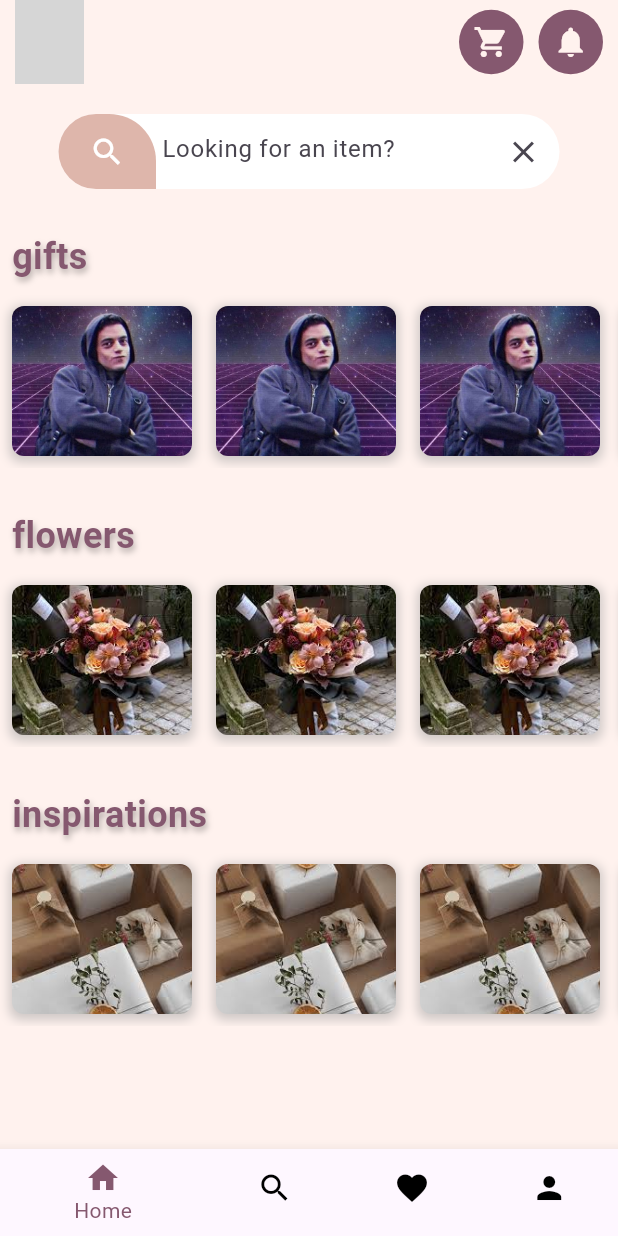
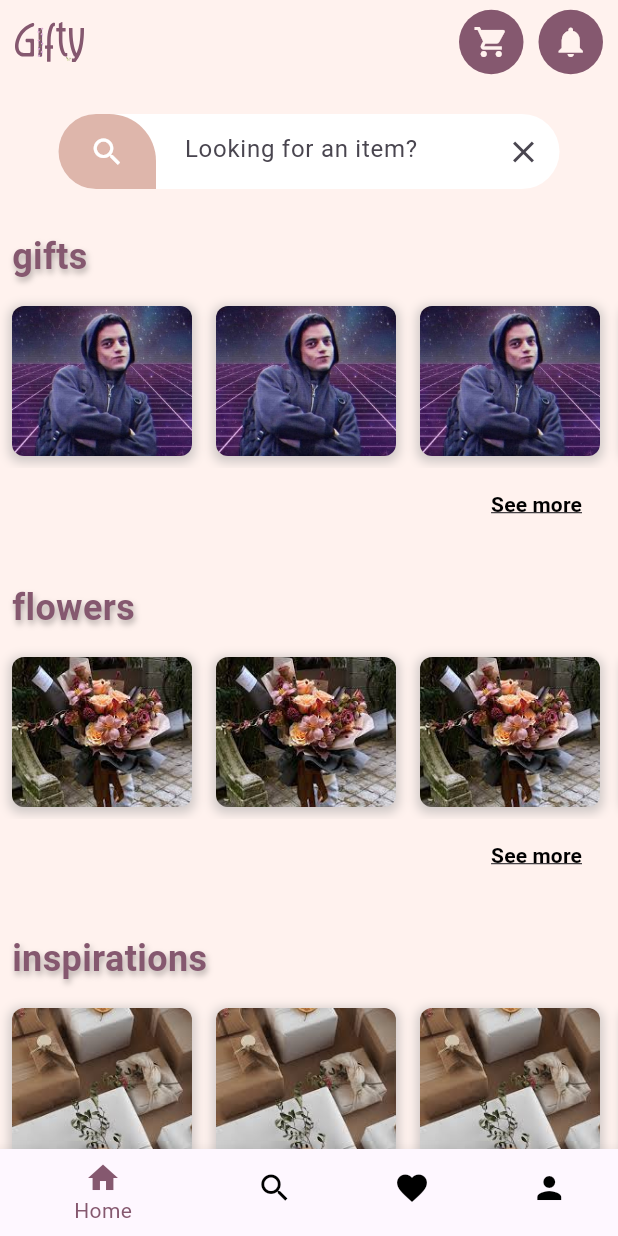
Before and after one commit to larbi1512/GIFTY, a Flutter app: the screen it shows after launch, after a tap on "Login", on a phone screen of 412 x 824 dp. Run offline on Flutter 3.47's test engine with Material 3 defaults, Android fonts, the light colour scheme and no system bars; our stand-ins replace flutter_svg, smooth_page_indicator; Roboto replaces fonts that are missing (Luxembourg); grey boxes are pictures that could not be loaded.

Commit message:
see more pages

```diff
--- a/gifty/lib/presentation/home/homeScreen.dart
+++ b/gifty/lib/presentation/home/homeScreen.dart
@@ -1,5 +1,6 @@
 import 'package:flutter/material.dart';
 import 'package:flutter_svg/flutter_svg.dart';
+import 'package:gifty/presentation/home/SeeMore.dart';
 import 'package:gifty/presentation/home/homeWidgets.dart';
 
 void main() => runApp(Home());
@@ -30,6 +31,13 @@
     SearchScreen(),
     FavoritesScreen(),
     ProfileScreen(),
+    SeeMore(seeMoreImagePaths:  const [
+                'assets/images/flower.jpeg',
+                'assets/images/flower.jpeg',
+                'assets/images/flower.jpeg',
+                'assets/images/flower.jpeg',
+                // Add more image paths as needed
+              ]),
   ];
 
   @override
--- a/gifty/lib/presentation/home/homeWidgets.dart
+++ b/gifty/lib/presentation/home/homeWidgets.dart
@@ -1,4 +1,5 @@
 import 'package:flutter/material.dart';
+import 'package:gifty/presentation/home/SeeMore.dart';
 
 class HomeScreen extends StatelessWidget {
   @override
@@ -75,6 +76,7 @@
             onPressed: () => _searchController.clear(),
           ),
           prefixIcon: Container(
+            margin: EdgeInsets.only(right: 15.0),
             height: 50,
             width: 65,
             decoration: const BoxDecoration(
@@ -151,7 +153,51 @@
             },
           ),
         ),
-        SizedBox(height: 20.0,)
+        Align(
+            alignment: Alignment.centerRight,
+              child: ElevatedButton(
+                    onPressed:  () {
+                      Navigator.push(
+                        context,
+                        MaterialPageRoute(builder: (context) =>  SeeMore(seeMoreImagePaths: const [
+                                    'assets/images/pic.jpg',
+                                    'assets/images/pic.jpg',
+                                    'assets/images/pic.jpg',
+                                    'assets/images/pic.jpg',
+                                    'assets/images/pic.jpg',
+                                    'assets/images/pic.jpg',
+                                    'assets/images/pic.jpg',
+                                    'assets/images/pic.jpg',
+                                    'assets/images/pic.jpg',
+                                    'assets/images/pic.jpg',
+                                    'assets/images/pic.jpg',
+                                    'assets/images/pic.jpg',
+                                    'assets/images/pic.jpg',
+                                    'assets/images/pic.jpg',
+                                  ])),
+                      );
+                    },
+                     style: ElevatedButton.styleFrom(
+                     primary: Colors.transparent, // Background color
+                     elevation: 0, // Elevation
+                     shape: RoundedRectangleBorder(
+                      borderRadius: BorderRadius.circular(0), // Radius
+                      ),
+                    ),
+                    child:  const Text('See more',
+                    style: TextStyle(
+                    fontSize: 14,
+                    fontFamily: 'Luxembourg',
+                    fontWeight: FontWeight.w600,
+                    color: Colors.black,
+                    decoration: TextDecoration.underline,
+                    ),
+                      textAlign: TextAlign.center),
+
+                  ),
+
+           ),
+        SizedBox(height: 20.0),
       ],
     );
   }
--- a/gifty/lib/presentation/welcome_screen/onboarding_screen.dart
+++ b/gifty/lib/presentation/welcome_screen/onboarding_screen.dart
@@ -124,12 +124,12 @@
                   ),
                 ),
                 Container(
-                  margin: EdgeInsets.only(top: 20, bottom: 20),
+                  margin: const EdgeInsets.only(top: 20, bottom: 20),
                   child: ElevatedButton(
                     onPressed: () {
                       Navigator.pushNamed(context, '/home');
                     },
-                    child: Text('Login',
+                    child:  Text('Login',
                       style: AppTextStyles.ButtonText,
                       textAlign: TextAlign.center),
                     style: ElevatedButton.styleFrom(
--- a/gifty/pubspec.yaml
+++ b/gifty/pubspec.yaml
@@ -66,6 +66,7 @@
     - assets/images/items/
     - assets/images/icons/
     - assets/images/providers/
+    - assets/icons/
 
 
 
```
Also changed, not shown: gifty/lib/presentation/home/SeeMore.dart (added, +85 -0 lines).
